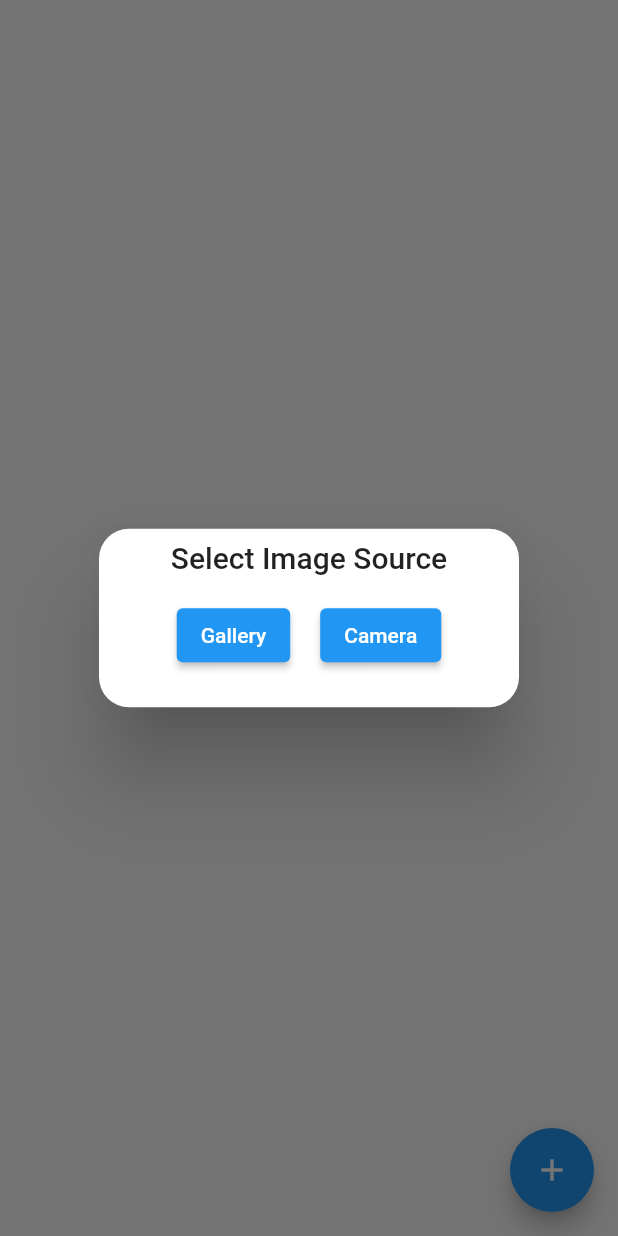
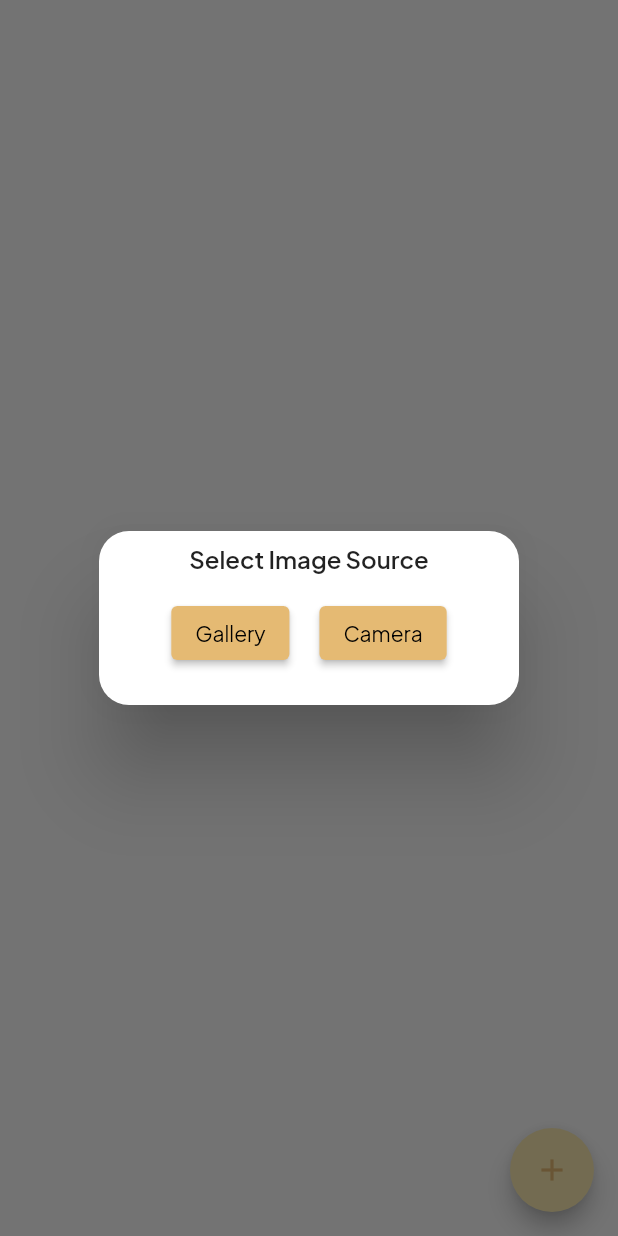
Before and after one commit to yuumens/mykost-app-flutter, a Flutter app: the ImagePickerPage screen opened directly, after a tap on the "add" icon, on a phone screen of 412 x 824 dp. Run offline on Flutter 3.47's test engine with Material 2 defaults, Android fonts, the phone set to English and light mode, and no system bars; our stand-ins replace carousel_slider, font_awesome_flutter, get, google_nav_bar, iconly, image_picker.

Commit message:
main : finishing imagepicker and controller

```diff
--- a/lib/controller/image_picker_controller.dart
+++ b/lib/controller/image_picker_controller.dart
@@ -31,23 +31,50 @@ class ImageController extends GetxController {
   Future<void> showImageSourceDialog() {
     return Get.defaultDialog(
       title: 'Select Image Source',
+      titleStyle: TextStyle(
+        fontFamily: 'Plus Jakarta Sans',
+        fontSize: 16,
+        fontWeight: FontWeight.w600,
+      ),
       content: Row(
         mainAxisAlignment: MainAxisAlignment.center,
         children: [
           ElevatedButton(
+            style: ElevatedButton.styleFrom(
+              backgroundColor: Color(0xFFE5BA73),
+            ),
             onPressed: () {
               Get.back();
               pickImageFromGallery();
             },
-            child: Text('Gallery'),
+            child: Text(
+              'Gallery',
+              style: TextStyle(
+                fontFamily: 'Plus Jakarta Sans',
+                fontSize: 14,
+                fontWeight: FontWeight.w400,
+                color: Colors.black,
+              ),
+            ),
           ),
           SizedBox(width: 20),
           ElevatedButton(
+            style: ElevatedButton.styleFrom(
+              backgroundColor: Color(0xFFE5BA73),
+            ),
             onPressed: () {
               Get.back();
               pickImageFromCamera();
             },
-            child: Text('Camera'),
+            child: Text(
+              'Camera',
+              style: TextStyle(
+                fontFamily: 'Plus Jakarta Sans',
+                fontSize: 14,
+                fontWeight: FontWeight.w400,
+                color: Colors.black,
+              ),
+            ),
           ),
         ],
       ),
--- a/lib/main.dart
+++ b/lib/main.dart
@@ -2,7 +2,6 @@
 
 import 'package:flutter/material.dart';
 import 'package:get/get.dart';
-
 import 'package:my_kost_app/views/screens/splash_screen_page.dart';
 
 void main() {
--- a/lib/views/screens/image_add_picker.dart
+++ b/lib/views/screens/image_add_picker.dart
@@ -27,16 +27,29 @@ class _ImagePickerPageState extends State<ImagePickerPage> {
                   Row(
                     mainAxisAlignment: MainAxisAlignment.center,
                     children: [
+                      Expanded(
+                        child: Container(
+                          padding: EdgeInsets.all(40),
+                          child: Row(
+                            mainAxisAlignment: MainAxisAlignment.center,
+                            children: [
                               Image.file(
                                 imageFile,
                                 width: 200,
                                 height: 300,
                               ),
-                      IconButton(
-                        icon: Icon(Icons.delete),
+                              ElevatedButton(
+                                style: ElevatedButton.styleFrom(
+                                  backgroundColor: Color(0xFFE5BA73),
+                                ),
                                 onPressed: () {
                                   controller.removeImage(index);
                                 },
+                                child: Icon(Icons.delete),
+                              ),
+                            ],
+                          ),
+                        ),
                       ),
                     ],
                   ),
@@ -47,10 +60,14 @@ class _ImagePickerPageState extends State<ImagePickerPage> {
         ),
       ),
       floatingActionButton: FloatingActionButton(
+        backgroundColor: Color(0xFFFAEAB1),
         onPressed: () {
           controller.showImageSourceDialog();
         },
-        child: Icon(Icons.add),
+        child: Icon(
+          Icons.add,
+          color: Color(0xFFE5BA73),
+        ),
       ),
     );
   }
```
Lines whose indentation alone changed are shown as unchanged.
